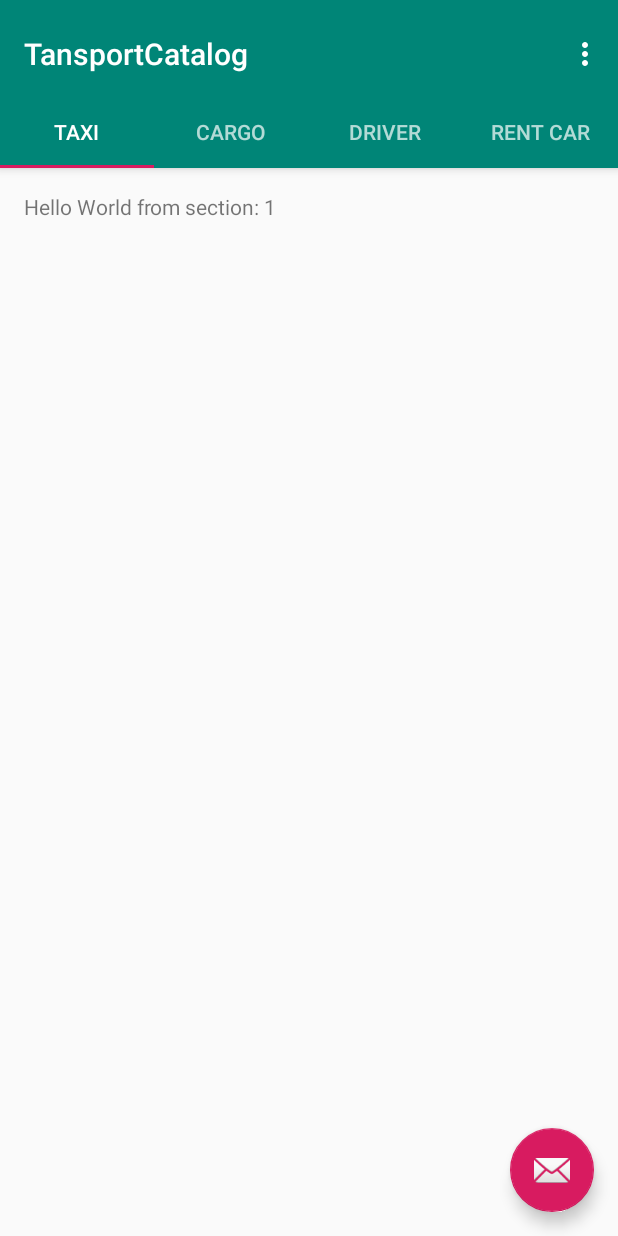
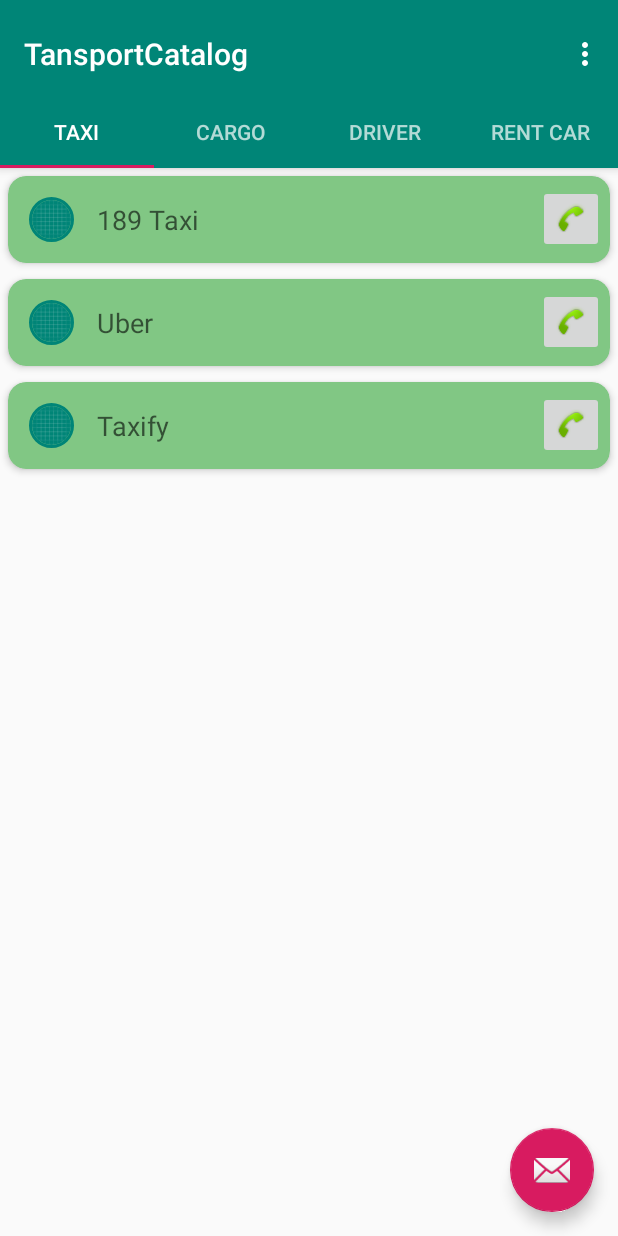
Before and after one commit to fariz-siracli/public-transport-app, an Android app: the screen it shows after launch (MainActivity), on a phone screen of 412 x 824 dp. Run offline under Robolectric (Android 15) with nearby library versions, the phone set to English and light mode, and no system bars; our stand-ins replace CircleImageView; 2 statements that could not run were skipped.

Commit message:
Recyclerview added

```diff
--- a/app/build.gradle
+++ b/app/build.gradle
@@ -3,6 +3,7 @@ apply plugin: 'com.android.application'
 apply plugin: 'kotlin-android'
 
 apply plugin: 'kotlin-android-extensions'
+apply plugin: 'kotlin-kapt'
 
 android {
     compileSdkVersion 28
@@ -23,6 +24,8 @@ android {
 }
 
 dependencies {
+    def room_version = "1.1.1"
+
     implementation fileTree(dir: 'libs', include: ['*.jar'])
     implementation"org.jetbrains.kotlin:kotlin-stdlib-jdk7:$kotlin_version"
     implementation 'com.android.support:appcompat-v7:28.0.0'
@@ -31,4 +34,10 @@ dependencies {
     testImplementation 'junit:junit:4.12'
     androidTestImplementation 'com.android.support.test:runner:1.0.2'
     androidTestImplementation 'com.android.support.test.espresso:espresso-core:3.0.2'
+    implementation 'com.android.support:recyclerview-v7:28.0.0'
+    implementation 'de.hdodenhof:circleimageview:2.1.0'
+    implementation 'com.android.support:cardview-v7:28.0.0'
+
+    implementation "android.arch.persistence.room:runtime:$room_version"
+    kapt "android.arch.persistence.room:compiler:$room_version"
 }
--- /dev/null
+++ b/app/src/main/java/com/fs/mobile/tansportcatalog/CompaniesAdapter.kt
@@ -0,0 +1,30 @@
+package com.fs.mobile.tansportcatalog
+
+import android.content.Context
+import android.support.v7.widget.RecyclerView
+import android.view.LayoutInflater
+import android.view.View
+import android.view.ViewGroup
+import kotlinx.android.synthetic.main.rv_item_row.view.*
+
+
+class CompaniesAdapter(val items: ArrayList<String>, val context: Context) : RecyclerView.Adapter<ViewHolder>() {
+    override fun onCreateViewHolder(parent: ViewGroup, p1: Int): ViewHolder {
+        return ViewHolder(LayoutInflater.from(context).inflate(R.layout.rv_item_row, parent, false))
+    }
+
+    override fun onBindViewHolder(holder: ViewHolder, position: Int) {
+        holder?.title_textview?.text = items.get(position)
+    }
+
+    // Gets the number of animals in the list
+    override fun getItemCount(): Int {
+        return items.size
+    }
+
+}
+
+class ViewHolder(view: View) : RecyclerView.ViewHolder(view) {
+    // Holds the TextView that will add each animal to
+    var title_textview = view.tv_item_title;
+}
--- a/app/src/main/java/com/fs/mobile/tansportcatalog/MainActivity.kt
+++ b/app/src/main/java/com/fs/mobile/tansportcatalog/MainActivity.kt
@@ -1,22 +1,19 @@
 package com.fs.mobile.tansportcatalog
 
+import android.content.Context
+import android.os.Bundle
+import android.support.design.widget.Snackbar
 import android.support.design.widget.TabLayout
-import android.support.design.widget.Snackbar
-import android.support.v7.app.AppCompatActivity
-
 import android.support.v4.app.Fragment
 import android.support.v4.app.FragmentManager
 import android.support.v4.app.FragmentPagerAdapter
-import android.os.Bundle
-import android.view.LayoutInflater
-import android.view.Menu
-import android.view.MenuItem
-import android.view.View
-import android.view.ViewGroup
+import android.support.v7.app.AppCompatActivity
+import android.support.v7.widget.LinearLayoutManager
+import android.support.v7.widget.RecyclerView
+import android.util.Log
+import android.view.*
 import com.fs.mobile.tansportcatalog.utils.Utils
-
 import kotlinx.android.synthetic.main.activity_main.*
-import kotlinx.android.synthetic.main.fragment_main.view.*
 
 class MainActivity : AppCompatActivity() {
 
@@ -29,14 +26,15 @@ class MainActivity : AppCompatActivity() {
      * [android.support.v4.app.FragmentStatePagerAdapter].
      */
     private var mSectionsPagerAdapter: SectionsPagerAdapter? = null
+    private var context: Context? = null
 
     override fun onCreate(savedInstanceState: Bundle?) {
         super.onCreate(savedInstanceState)
         setContentView(R.layout.activity_main)
-
         setSupportActionBar(toolbar)
         // Create the adapter that will return a fragment for each of the three
         // primary sections of the activity.
+        context = this
         mSectionsPagerAdapter = SectionsPagerAdapter(supportFragmentManager)
 
         // Set up the ViewPager with the sections adapter.
@@ -46,11 +44,14 @@ class MainActivity : AppCompatActivity() {
         tabs.addOnTabSelectedListener(TabLayout.ViewPagerOnTabSelectedListener(container))
 
         val dbName = "pub_tr.db"
-        Utils.copyDataBaseToApp(this,dbName)
+        Utils.copyDataBaseToApp(this, dbName)
+        var existence = Utils.checkDatabaseExistence(this, dbName);
+        Log.i("PUB_TR", "exists = " + existence);
         fab.setOnClickListener { view ->
             Snackbar.make(view, "Replace with your own action", Snackbar.LENGTH_LONG)
                 .setAction("Action", null).show()
         }
+
 
     }
 
@@ -103,7 +104,13 @@ class MainActivity : AppCompatActivity() {
             savedInstanceState: Bundle?
         ): View? {
             val rootView = inflater.inflate(R.layout.fragment_main, container, false)
-            rootView.section_label.text = getString(R.string.section_format, arguments?.getInt(ARG_SECTION_NUMBER))
+            var revcView: RecyclerView = rootView.findViewById<RecyclerView>(R.id.rv_items)
+            revcView.layoutManager = LinearLayoutManager(context!!)
+            val companies = ArrayList<String>()
+            companies.add("189 Taxi")
+            companies.add("Uber")
+            companies.add("Taxify")
+            revcView.adapter = CompaniesAdapter(companies, context!!)
             return rootView
         }
 
--- /dev/null
+++ b/app/src/main/java/com/fs/mobile/tansportcatalog/entity/Company.kt
@@ -0,0 +1 @@
+package com.fs.mobile.tansportcatalog.entity
--- a/app/src/main/java/com/fs/mobile/tansportcatalog/utils/Utils.kt
+++ b/app/src/main/java/com/fs/mobile/tansportcatalog/utils/Utils.kt
@@ -1,6 +1,7 @@
 package com.fs.mobile.tansportcatalog.utils
 
 import android.app.Activity
+import android.content.Context
 import java.io.*
 
 class Utils {
@@ -25,7 +26,7 @@ class Utils {
                 myOutput = FileOutputStream(outputFile)
                 // transfer bytes from the inputfile to the outputfile
                 var buffer = ByteArray(1024)
-                var length =0
+                var length = 0
                 while (myInput.read(buffer).let { length = it; it > 0 }) {
                     myOutput.write(buffer, 0, length)
                 }
@@ -45,6 +46,11 @@ class Utils {
                 }
             }
         }
+
+        fun checkDatabaseExistence(context: Context, fileName: String): Boolean {
+            var db = context.getDatabasePath(fileName);
+            return db.exists()
+        }
     }
 
 }
--- a/app/src/main/res/layout/fragment_main.xml
+++ b/app/src/main/res/layout/fragment_main.xml
@@ -7,17 +7,8 @@
                                              android:layout_height="match_parent"
                                              tools:context=".MainActivity$PlaceholderFragment">
 
-    <TextView
-            android:id="@+id/section_label"
-            android:layout_width="wrap_content"
-            android:layout_height="wrap_content"
-            tools:layout_constraintTop_creator="1"
-            android:layout_marginStart="@dimen/activity_horizontal_margin"
-            android:layout_marginEnd="@dimen/activity_horizontal_margin"
-            android:layout_marginTop="@dimen/activity_vertical_margin"
-            android:layout_marginBottom="@dimen/activity_vertical_margin"
-            tools:layout_constraintLeft_creator="1"
-            app:layout_constraintLeft_toLeftOf="parent"
-            app:layout_constraintTop_toTopOf="@+id/constraintLayout"/>
-
+    <android.support.v7.widget.RecyclerView
+            android:id="@+id/rv_items"
+            android:layout_width="match_parent"
+            android:layout_height="match_parent" />
 </android.support.constraint.ConstraintLayout>
--- /dev/null
+++ b/app/src/main/res/layout/rv_item_row.xml
@@ -0,0 +1,49 @@
+<?xml version="1.0" encoding="utf-8"?>
+<android.support.v7.widget.CardView
+        xmlns:android="http://schemas.android.com/apk/res/android"
+        xmlns:card_view="http://schemas.android.com/apk/res-auto"
+        android:layout_width="match_parent"
+        android:layout_height="wrap_content"
+        android:id="@+id/card_view"
+        android:layout_margin="5dp"
+        card_view:cardBackgroundColor="#81C784"
+        card_view:cardCornerRadius="12dp"
+        card_view:cardElevation="3dp"
+        card_view:contentPadding="4dp">
+
+    <RelativeLayout
+            android:layout_width="match_parent"
+            android:layout_height="wrap_content">
+
+        <de.hdodenhof.circleimageview.CircleImageView
+                xmlns:app="http://schemas.android.com/apk/res-auto"
+                android:id="@+id/iv_profile_image"
+                android:layout_width="50dp"
+                android:layout_height="50dp"
+                android:src="@drawable/ic_launcher_background"
+                app:civ_border_width="2dp"
+                app:civ_border_color="@color/colorPrimary"
+                android:padding="10dp"
+                android:layout_alignParentLeft="true"/>
+        <TextView
+                android:layout_width="wrap_content"
+                android:layout_height="wrap_content"
+                android:id="@+id/tv_item_title"
+                android:gravity="center|left"
+                android:layout_centerVertical="true"
+                android:padding="5dp"
+                android:text="name"
+                android:textAppearance="?android:textAppearanceMedium"
+                android:layout_toRightOf="@+id/iv_profile_image"/>
+        <android.support.v7.widget.AppCompatImageButton
+                android:id="@+id/btn_call"
+                android:src="@android:drawable/stat_sys_phone_call"
+                android:layout_width="wrap_content"
+                android:layout_gravity="center"
+                android:layout_height="wrap_content"
+                android:layout_centerVertical="true"
+                android:layout_alignParentRight="true"/>
+
+
+    </RelativeLayout>
+</android.support.v7.widget.CardView>
```
Also changed, not shown: 2 other files.
